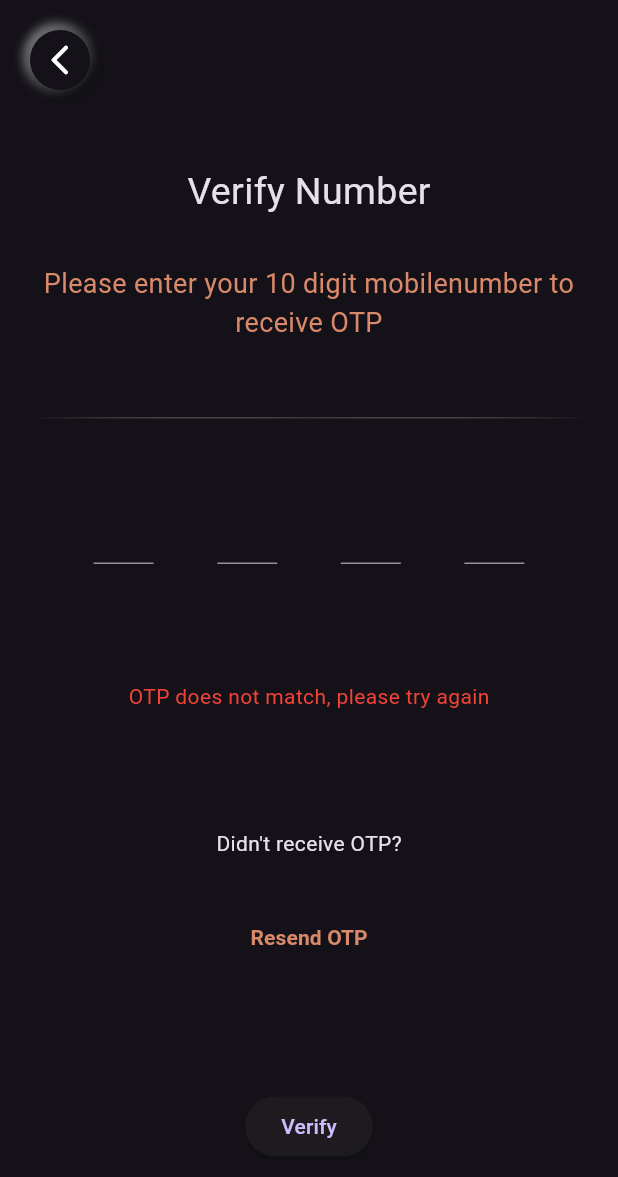
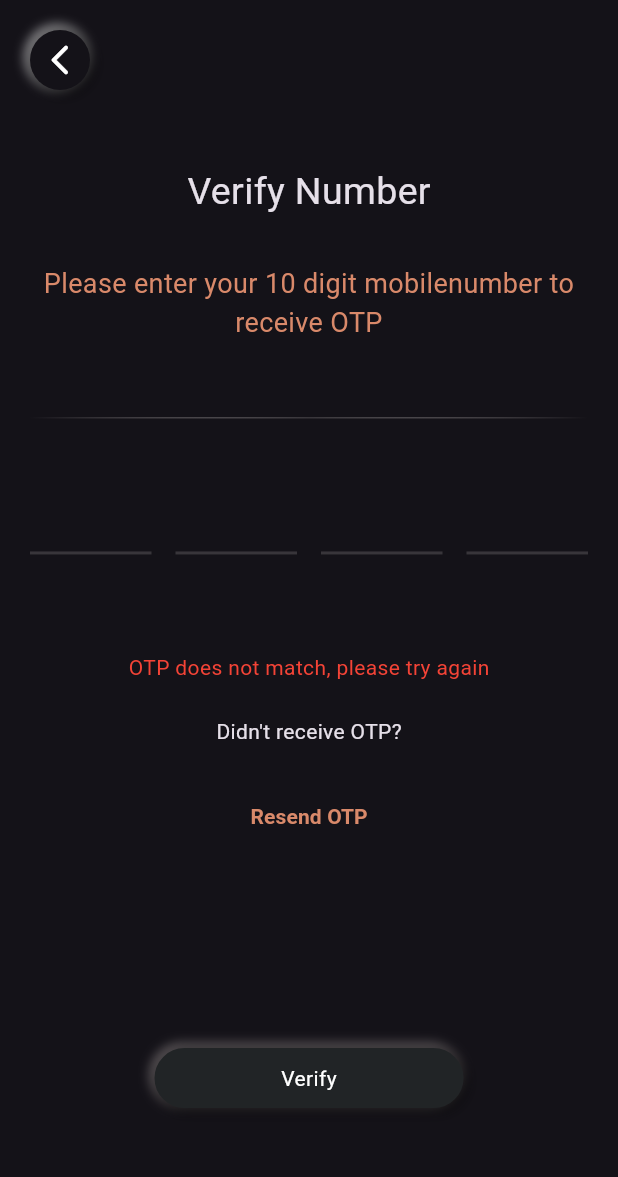
Before and after one commit to Vyshnav-Anchery/yuktidea, a Flutter app: the OTPScreen screen opened directly with empty values, on a phone screen of 412 x 824 dp. Shown: the top 1177 px of the screen. Run offline on Flutter 3.47's test engine with Material 3 defaults, Android fonts, the phone set to English and light mode, and no system bars; drawn by our look-alikes of sms_autofill; our stand-ins replace flutter_inset_box_shadow, flutter_svg, flutter_widget_from_html.

Commit message:
autofilling otp setting up

```diff
--- a/lib/controllers/terms_controller.dart
+++ b/lib/controllers/terms_controller.dart
@@ -1,5 +1,5 @@
 import 'dart:convert';
-import 'dart:developer';
+
 import 'package:flutter/material.dart';
 import 'package:flutter_application_3/model/terms%20model/terms_model.dart';
 import 'package:http/http.dart' as http;
--- a/lib/core/common widgets/custom_button.dart
+++ b/lib/core/common widgets/custom_button.dart
@@ -1,8 +1,7 @@
-import 'dart:developer';
-
 import 'package:flutter/material.dart' hide BoxDecoration, BoxShadow;
 import 'package:flutter_inset_box_shadow/flutter_inset_box_shadow.dart';
 
+// ignore: must_be_immutable
 class CustomButton extends StatefulWidget {
   CustomButton(
       {super.key,
--- a/lib/view/country selection/widget/search_field.dart
+++ b/lib/view/country selection/widget/search_field.dart
@@ -1,5 +1,6 @@
 import 'package:flutter/material.dart';
 
+// ignore: must_be_immutable
 class CustomSearchFormField extends StatelessWidget {
   CustomSearchFormField({
     required this.prefixIcon,
--- a/lib/view/onboarding/onboarding_screen.dart
+++ b/lib/view/onboarding/onboarding_screen.dart
@@ -1,5 +1,3 @@
-import 'dart:developer';
-
 import 'package:flutter/material.dart';
 import 'package:flutter_application_3/view/country%20selection/country_screen.dart';
 import '../../core/constants/app_theme.dart';
--- a/lib/view/otp screen/otp_screen.dart
+++ b/lib/view/otp screen/otp_screen.dart
@@ -2,11 +2,11 @@ import 'dart:developer';
 
 import 'package:flutter/material.dart';
 import 'package:flutter_application_3/controllers/otp_controller.dart';
+import 'package:flutter_application_3/core/common%20widgets/custom_button.dart';
 import 'package:flutter_application_3/core/common%20widgets/gradient_divider.dart';
-import 'package:flutter_application_3/core/common%20widgets/otp_field.dart';
 import 'package:flutter_application_3/core/constants/app_theme.dart';
-import 'package:flutter_application_3/main.dart';
 import 'package:provider/provider.dart';
+import 'package:sms_autofill/sms_autofill.dart';
 
 import '../../core/common widgets/close_button.dart';
 
@@ -15,10 +15,9 @@ class OTPScreen extends StatelessWidget {
   final String phoneNum;
   @override
   Widget build(BuildContext context) {
-    String otp = '';
-    bool otpMatched = true;
     OTPController otpController =
         Provider.of<OTPController>(context, listen: false);
+    otpController.listenOtp();
     return Scaffold(
       body: Padding(
         padding: const EdgeInsets.all(20.0),
@@ -44,20 +43,76 @@ class OTPScreen extends StatelessWidget {
               child: Column(
                 mainAxisAlignment: MainAxisAlignment.spaceEvenly,
                 children: [
-                  OTPInputField(
-                    onChanged: (text) {
-                      otp = text;
-
-                      log(text);
+                  SizedBox(
+                    child: ListenableBuilder(
+                        listenable: otpController.otpValueNotifier,
+                        builder: (context, child) {
+                          return PinFieldAutoFill(
+                            decoration: UnderlineDecoration(
+                                colorBuilder:
+                                    FixedColorBuilder(AppTheme.textfieldColor)),
+                            codeLength: 4,
+                            controller: otpController.otpEditingController,
+                            currentCode: otpController.otp,
+                            enabled: true,
+                            onCodeChanged: (text) {
+                              if (text == null) {
+                                return null;
+                              }
+                              if (text.length >= 3) {
+                                otpController.otp = text;
+                              }
+                            },
+                            keyboardType: TextInputType.number,
+                          );
+                        }),
+                  ),
+                  // OTPInputField(
+                  //   onChanged: (text) {
+                  //     otpController.otp = text; //to get otp as a single string
+                  //   },
+                  // ),
+                  const SizedBox(height: 20),
+                  Consumer<OTPController>(
+                    builder: (context, otpProvider, child) {
+                      if (otpProvider.otpMatched) {
+                        return Container();
+                      } else {
+                        return const Text(
+                          "OTP does not match, please try again",
+                          style: TextStyle(color: Colors.red),
+                        ); // Return an empty widget if OTP matches
+                      }
                     },
+                  ),
+                  const Text("Didn't receive OTP?", style: TextStyle()),
+                  TextButton(
+                    onPressed: () {
+                      otpController.resendOtp(phoneNum);
+                    },
+                    child: Text(
+                      "Resend OTP",
+                      style: TextStyle(
+                          fontWeight: FontWeight.bold,
+                          color: AppTheme.appPrimaryColor),
+                    ),
                   ),
                   const SizedBox(height: 20),
                   Consumer<OTPController>(
                     builder: (context, otpProvider, child) {
-                      if (!otpProvider.otpMatched) {
-                        return const Text(
-                          "OTP does not match, please try again",
-                          style: TextStyle(color: Colors.red),
+                      if (otpProvider.counterStarted) {
+                        return Row(
+                          mainAxisAlignment: MainAxisAlignment.center,
+                          mainAxisSize: MainAxisSize.min,
+                          children: [
+                            const Text(
+                              "Resending OTP in ",
+                            ),
+                            Text(
+                              "${otpProvider.resendCountdown} seconds",
+                              style: TextStyle(color: AppTheme.appPrimaryColor),
+                            ),
+                          ],
                         );
                       } else {
                         return Container(); // Return an empty widget if OTP matches
@@ -65,23 +120,15 @@ class OTPScreen extends StatelessWidget {
                     },
                   ),
                   const SizedBox(height: 20),
-                  const Text("Didn't receive OTP?", style: TextStyle()),
-                  TextButton(
-                    onPressed: () {},
-                    child: Text(
-                      "Resend OTP",
-                      style: TextStyle(
-                          fontWeight: FontWeight.bold,
-                          color: AppTheme.appPrimaryColor),
-                    ),
+                  CustomButton(
+                    onPressed: () {
+                      otpController.checkOtp(
+                          otpController.otp, phoneNum, context);
+                      log(otpController.otpMatched.toString());
+                    },
+                    text: 'Verify',
                   ),
-                  const SizedBox(height: 20.0),
-                  ElevatedButton(
-                    onPressed: () {
-                      otpController.checkOtp(otp, phoneNum, context);
-                    },
-                    child: const Text('Verify'),
-                  ),
+                  const SizedBox(height: 20),
                 ],
               ),
             ),
--- a/pubspec.yaml
+++ b/pubspec.yaml
@@ -39,6 +39,7 @@ dependencies:
   flutter_svg: ^2.0.10+1
   fluttertoast: ^8.2.5
   flutter_inset_box_shadow: ^1.0.8
+  sms_autofill: ^2.3.1
 
 
 
```
Also changed, not shown: lib/controllers/otp_controller.dart (+60 -10 lines), lib/controllers/phone_number_controller.dart (+8 -0 lines), lib/model/otp model/otp_model.dart (deleted, +0 -105 lines), pubspec.lock.
